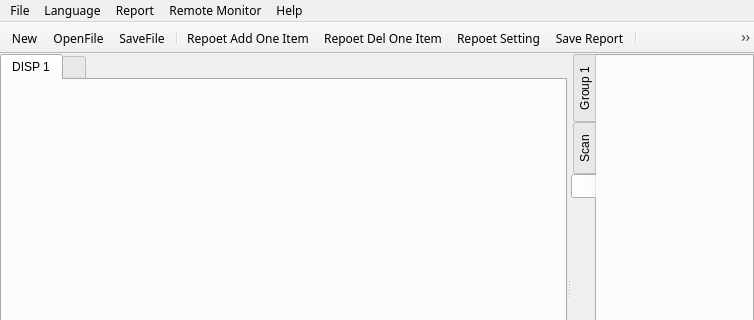
qinxingying/hello-word, file phascan_view/ui/mainwindow.ui: the form before one commit; both pictures show x 0 to 754 and y 0 to 320 of the 754 by 543 pixel window.
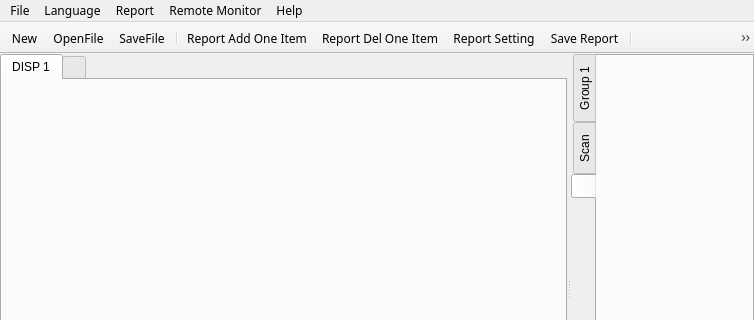
The form after the commit. Icons and pictures are not drawn. Custom widgets are drawn as their Qt base class.

```diff
--- a/phascan_view/ui/mainwindow.ui
+++ b/phascan_view/ui/mainwindow.ui
@@ -272,9 +272,9 @@
    <addaction name="actionOpenFile"/>
    <addaction name="actionSaveFile"/>
    <addaction name="separator"/>
-   <addaction name="actionRepoet_Add_One_Item"/>
-   <addaction name="actionRepoet_Del_One_Item"/>
-   <addaction name="actionRepoet_Setting"/>
+   <addaction name="actionReport_Add_One_Item"/>
+   <addaction name="actionReport_Del_One_Item"/>
+   <addaction name="actionReport_Setting"/>
    <addaction name="actionSave_Report"/>
    <addaction name="separator"/>
    <addaction name="actionTOFD_LW_Straitening"/>
@@ -438,40 +438,49 @@
     <string>Save</string>
    </property>
   </action>
-  <action name="actionRepoet_Add_One_Item">
+  <action name="actionReport_Add_One_Item">
    <property name="icon">
     <iconset resource="../mainwindow.qrc">
      <normaloff>:/file/resource/toolbar/0-04.png</normaloff>:/file/resource/toolbar/0-04.png</iconset>
    </property>
    <property name="text">
-    <string>Repoet Add One Item</string>
+    <string>Report Add One Item</string>
+   </property>
+   <property name="iconText">
+    <string>Report Add One Item</string>
    </property>
    <property name="toolTip">
-    <string>Repoet Add One Item</string>
+    <string>Report Add One Item</string>
    </property>
   </action>
-  <action name="actionRepoet_Del_One_Item">
+  <action name="actionReport_Del_One_Item">
    <property name="icon">
     <iconset resource="../mainwindow.qrc">
      <normaloff>:/file/resource/toolbar/0-05.png</normaloff>:/file/resource/toolbar/0-05.png</iconset>
    </property>
    <property name="text">
-    <string>Repoet Del One Item</string>
+    <string>Report Del One Item</string>
+   </property>
+   <property name="iconText">
+    <string>Report Del One Item</string>
    </property>
    <property name="toolTip">
-    <string>Repoet Del One Item</string>
+    <string>Report Del One Item</string>
    </property>
   </action>
-  <action name="actionRepoet_Setting">
+  <action name="actionReport_Setting">
    <property name="icon">
     <iconset resource="../mainwindow.qrc">
      <normaloff>:/file/resource/toolbar/0-06.png</normaloff>:/file/resource/toolbar/0-06.png</iconset>
    </property>
    <property name="text">
-    <string>Repoet Setting</string>
+    <string>Report Setting</string>
+   </property>
+   <property name="iconText">
+    <string>Report Setting</string>
    </property>
    <property name="toolTip">
-    <string>Repoet Setting</string>
+    <string>Report Setting</string>
    </property>
   </action>
   <action name="actionSave_Report">
```
